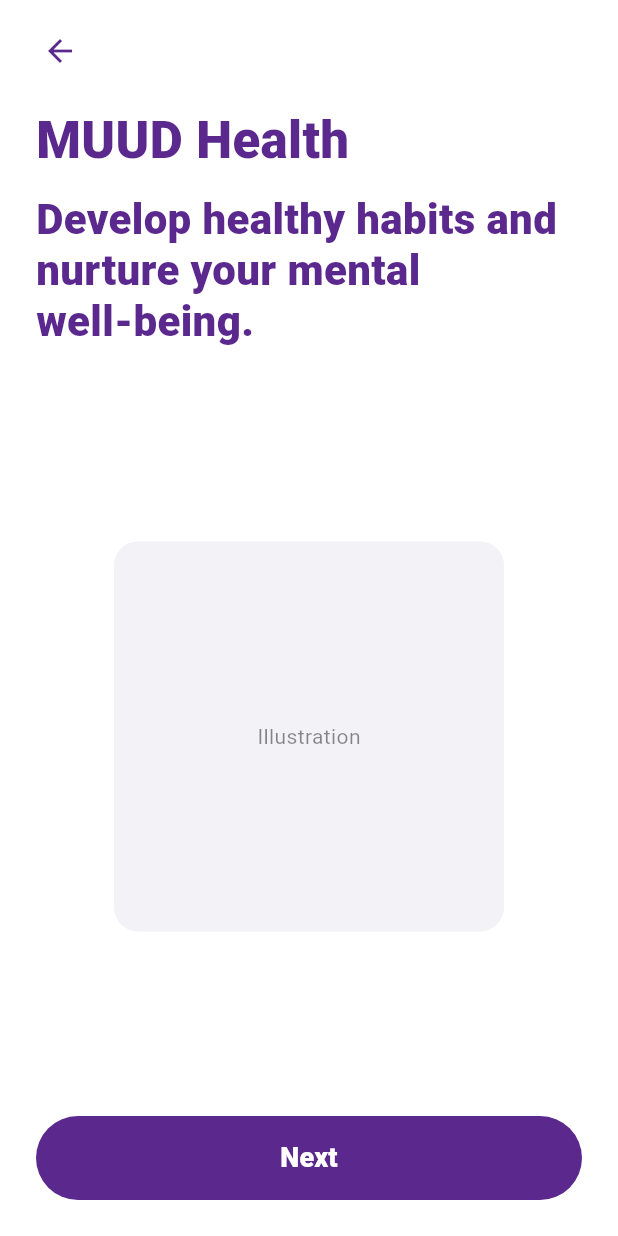
After one commit to muud-ring/MuudHealth, a Flutter app: the OnboardingPage01 screen opened by its route, on a phone screen of 412 x 824 dp. The commit adds this screen. Run offline on Flutter 3.47's test engine with Material 3 defaults, Android fonts, the phone set to English and light mode, and no system bars; our stand-ins replace app_links, flutter_secure_storage; missing offline and left inert: flutter_appauth; accounts and stored records are empty; network calls fail; project files that could hold a hidden picture were left out.

Commit message:
Updated onboarding screen01

```diff
--- /dev/null
+++ b/frontend/lib/screens/onboarding/onboarding_page_01.dart
@@ -0,0 +1,100 @@
+import 'package:flutter/material.dart';
+
+class OnboardingPage01 extends StatelessWidget {
+  const OnboardingPage01({super.key});
+
+  static const Color kPurple = Color(0xFF5B288E);
+
+  @override
+  Widget build(BuildContext context) {
+    return Scaffold(
+      backgroundColor: Colors.white,
+      body: SafeArea(
+        child: Padding(
+          padding: const EdgeInsets.fromLTRB(24, 10, 24, 24),
+          child: Column(
+            crossAxisAlignment: CrossAxisAlignment.start,
+            children: [
+              // back
+              IconButton(
+                padding: EdgeInsets.zero,
+                alignment: Alignment.centerLeft,
+                icon: const Icon(Icons.arrow_back, color: kPurple),
+                onPressed: () => Navigator.pop(context),
+              ),
+
+              const SizedBox(height: 18),
+
+              const Text(
+                "MUUD Health",
+                style: TextStyle(
+                  fontSize: 34,
+                  fontWeight: FontWeight.w800,
+                  color: kPurple,
+                  height: 1.05,
+                ),
+              ),
+              const SizedBox(height: 18),
+              const Text(
+                "Develop healthy habits and\nnurture your mental\nwell-being.",
+                style: TextStyle(
+                  fontSize: 28,
+                  fontWeight: FontWeight.w800,
+                  color: kPurple,
+                  height: 1.2,
+                ),
+              ),
+
+              const SizedBox(height: 24),
+
+              // Placeholder for the illustration
+              Expanded(
+                child: Center(
+                  child: Container(
+                    height: 260,
+                    width: 260,
+                    decoration: BoxDecoration(
+                      color: const Color(0xFFF2F2F7),
+                      borderRadius: BorderRadius.circular(16),
+                    ),
+                    alignment: Alignment.center,
+                    child: const Text(
+                      "Illustration",
+                      style: TextStyle(color: Colors.black45),
+                    ),
+                  ),
+                ),
+              ),
+
+              const SizedBox(height: 18),
+
+              SizedBox(
+                width: double.infinity,
+                height: 56,
+                child: ElevatedButton(
+                  style: ElevatedButton.styleFrom(
+                    backgroundColor: kPurple,
+                    shape: const StadiumBorder(),
+                    elevation: 0,
+                  ),
+                  onPressed: () {
+                    // Next onboarding page will be /onboarding/02
+                    Navigator.pushNamed(context, '/onboarding/02');
+                  },
+                  child: const Text(
+                    "Next",
+                    style: TextStyle(
+                      fontSize: 18,
+                      fontWeight: FontWeight.w800,
+                      color: Colors.white,
+                    ),
+                  ),
+                ),
+              ),
+            ],
+          ),
+        ),
+      ),
+    );
+  }
+}
--- a/frontend/lib/services/post_auth_redirect.dart
+++ b/frontend/lib/services/post_auth_redirect.dart
@@ -8,7 +8,7 @@
       if (!context.mounted) return;
 
       Navigator.of(context).pushNamedAndRemoveUntil(
-        completed ? '/home' : '/onboarding',
+        completed ? '/home' : '/onboarding/01',
         (_) => false,
       );
     } catch (_) {
```
Also changed, not shown: frontend/lib/main.dart (+4 -5 lines), frontend/lib/screens/onboarding/onboarding_flow_screen.dart (deleted, +0 -199 lines), frontend/lib/screens/onboarding/welcome_screen.dart (deleted, +0 -74 lines).
